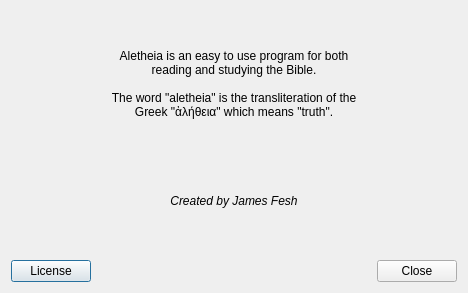
The window that aboutdialog.ui (jfesh95/aletheia) describes before a commit, drawn with Qt 5.
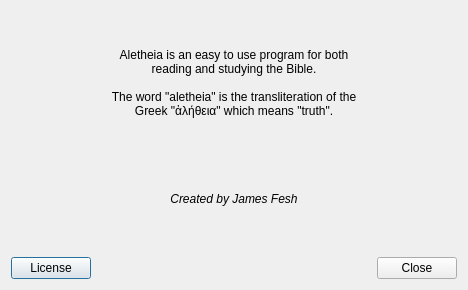
The same window after the commit. Icons and pictures are not drawn.

Diff of the .ui file:
```diff
--- a/aboutdialog.ui
+++ b/aboutdialog.ui
@@ -7,7 +7,7 @@
     <x>0</x>
     <y>0</y>
     <width>468</width>
-    <height>293</height>
+    <height>290</height>
    </rect>
   </property>
   <property name="windowTitle">
```
Left out of the diff: 2 changed lines with no effect on the pictures.
